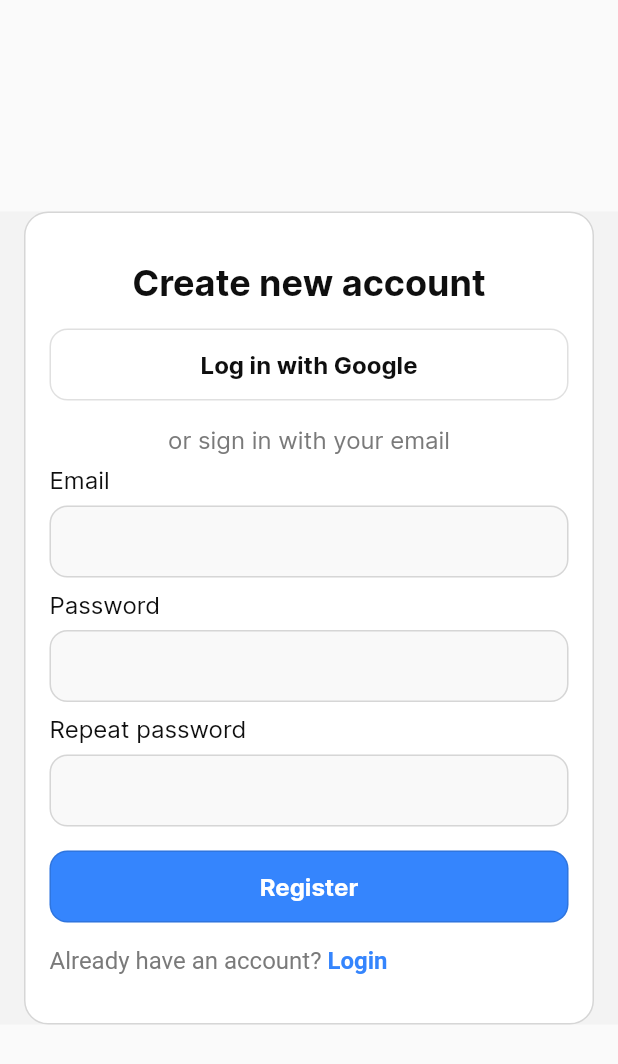
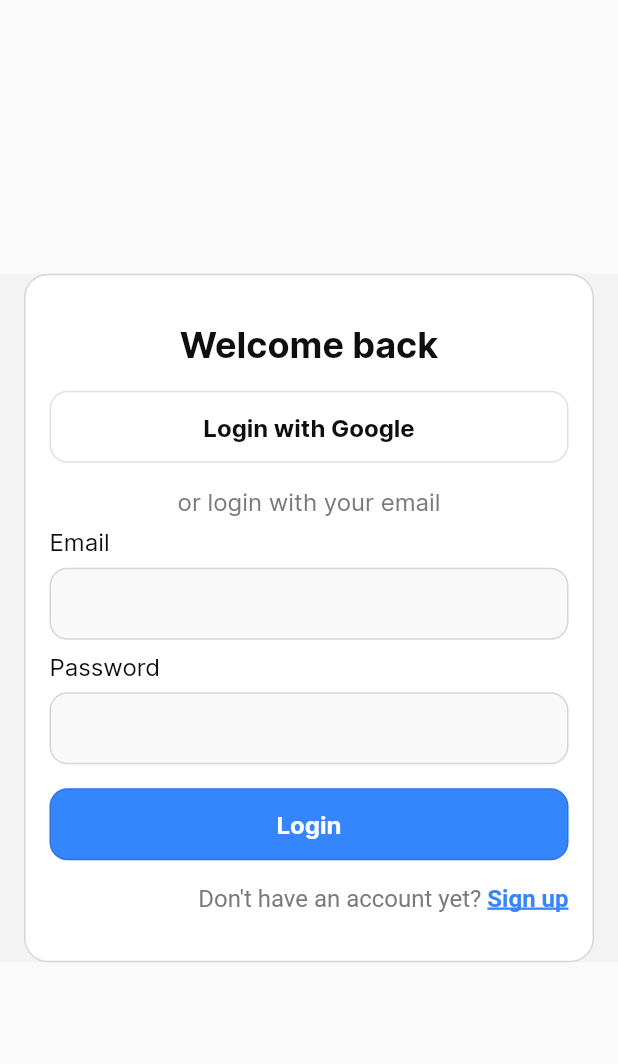
Before and after one commit to zcienka/GiveAway, a Flutter app: the screen it shows after launch, on a phone screen of 412 x 824 dp. Shown: the top 1064 px of the screen. Run offline on Flutter 3.47's test engine with Material 2 defaults, Android fonts, the light colour scheme and no system bars; our stand-ins replace flutter_dotenv, flutter_map, flutter_secure_storage, geolocator, google_sign_in, latlong2 and 1 more.

Commit message:
Add login page

```diff
--- a/frontend/lib/components/custom_textfield.dart
+++ b/frontend/lib/components/custom_textfield.dart
@@ -3,9 +3,13 @@ import 'package:flutter/material.dart';
 class CustomTextField extends StatelessWidget {
   final String fieldName;
   final TextEditingController controller;
+  final bool isPassword;
 
   const CustomTextField(
-      {super.key, required this.fieldName, required this.controller});
+      {super.key,
+      required this.fieldName,
+      required this.controller,
+      required this.isPassword});
 
   @override
   Widget build(BuildContext context) {
@@ -24,6 +28,7 @@ class CustomTextField extends StatelessWidget {
                 ))),
         TextField(
             controller: controller,
+            obscureText: isPassword,
             style: const TextStyle(fontSize: 16),
             decoration: InputDecoration(
               filled: true,
--- a/frontend/lib/main.dart
+++ b/frontend/lib/main.dart
@@ -40,7 +40,6 @@ void main() async {
         bodyColor: const Color(0xff0F0F0F),
       ),
     ),
-        // child: const CustomMap("Poznań", destinationCityName:"Wrocław"),
-        child: Register(),
+        child: const LoginRegister(),
       )));
 }
--- a/frontend/lib/pages/login_register.dart
+++ b/frontend/lib/pages/login_register.dart
@@ -5,22 +5,28 @@ import 'package:give_away/components/custom_textfield.dart';
 import 'package:give_away/components/custom_button.dart';
 import 'package:flutter_secure_storage/flutter_secure_storage.dart';
 import 'package:http/http.dart' as http;
-import 'package:logger/logger.dart';
 import 'main_page.dart';
 import 'package:google_sign_in/google_sign_in.dart';
+import 'package:flutter/gestures.dart';
 
-class Register extends StatelessWidget {
-  Register({super.key});
+class LoginRegister extends StatefulWidget {
+  const LoginRegister({super.key});
 
+  @override
+  State<LoginRegister> createState() => _LoginRegisterState();
+}
+
+class _LoginRegisterState extends State<LoginRegister> {
   final httpAddress = dotenv.env['HTTP_ADDRESS'];
   final TextEditingController email = TextEditingController();
   final TextEditingController password = TextEditingController();
   final TextEditingController repeatPassword = TextEditingController();
+  bool isLogin = true;
 
   Future<void> createUser(
       String username, String password, BuildContext context) async {
     final response = await http.post(
-      Uri.parse('$httpAddress/api/auth/register'),
+      Uri.parse(isLogin ? '$httpAddress/api/auth/login' : '$httpAddress/api/auth/register'),
       headers: <String, String>{
         'Content-Type': 'application/json; charset=UTF-8',
       },
@@ -78,26 +84,28 @@ class Register extends StatelessWidget {
     );
 
     return Scaffold(
-        body: Center(
+        body: SafeArea(
+      child: Center(
         child: SingleChildScrollView(
           child: Container(
               padding: const EdgeInsets.symmetric(horizontal: 16),
               color: Theme.of(context).colorScheme.background,
               child: Container(
-                padding: const EdgeInsets.symmetric(
-                    horizontal: 16, vertical: 32),
+                  padding:
+                      const EdgeInsets.symmetric(horizontal: 16, vertical: 32),
                   decoration: BoxDecoration(
                       color: Colors.white,
                       border: Border.all(
                         width: 1,
                         color: Theme.of(context).colorScheme.outline,
                       ),
-                    borderRadius: const BorderRadius.all(Radius.circular(16))),
+                      borderRadius:
+                          const BorderRadius.all(Radius.circular(16))),
                   child: Column(
                       mainAxisAlignment: MainAxisAlignment.center,
                       children: [
                         Text(
-                        "Create new account",
+                          isLogin ? 'Welcome back' : "Create new account",
                           style: Theme.of(context).textTheme.titleLarge,
                         ),
                         Column(children: [
@@ -139,11 +147,11 @@ class Register extends StatelessWidget {
                                           color: Theme.of(context)
                                               .colorScheme
                                               .outline,
-                                        width: 2.0),
+                                          width: 2),
                                     )),
                                   ),
                                   child: Text(
-                                  "Log in with Google",
+                                    "Login with Google",
                                     style: TextStyle(
                                         fontSize: 16,
                                         fontWeight: FontWeight.bold,
@@ -151,25 +159,72 @@ class Register extends StatelessWidget {
                                             .colorScheme
                                             .onBackground),
                                   ))),
-                        Text("or sign in with your email",
+                          isLogin
+                              ? Text('or login with your email',
                                   style: TextStyle(
                                       fontSize: 16,
-                                color:
-                                    Theme.of(context).colorScheme.secondary)),
-                        CustomTextField(fieldName: "Email", controller: email),
+                                      color: Theme.of(context)
+                                          .colorScheme
+                                          .secondary))
+                              : Text('or sign up with your email',
+                                  style: TextStyle(
+                                      fontSize: 16,
+                                      color: Theme.of(context)
+                                          .colorScheme
+                                          .secondary)),
                           CustomTextField(
-                            fieldName: "Password", controller: password),
+                              fieldName: "Email",
+                              controller: email,
+                              isPassword: false),
+                          CustomTextField(
+                              fieldName: "Password",
+                              controller: password,
+                              isPassword: true),
+                          if (!isLogin)
                             CustomTextField(
                                 fieldName: "Repeat password",
-                            controller: repeatPassword),
+                                controller: repeatPassword,
+                                isPassword: true),
                           InkWell(
-                          child: const IgnorePointer(
-                              child: CustomButton(buttonName: "Register")),
+                            child: IgnorePointer(
+                                child: CustomButton(
+                                    buttonName:
+                                        isLogin ? "Login" : "Register")),
                             onTap: () {
                               createUser(email.text, password.text, context);
                             },
                           ),
+                          isLogin ?
                           Container(
+                            margin: const EdgeInsets.only(top: 16),
+                            child: Align(
+                              alignment: Alignment.centerRight,
+                              child: RichText(
+                                  text: TextSpan(
+                                      text: "Don't have an account yet? ",
+                                      style: TextStyle(
+                                          fontSize: 16,
+                                          color: Theme.of(context)
+                                              .colorScheme
+                                              .secondary),
+                                      children: <InlineSpan>[
+                                        TextSpan(
+                                          text: 'Sign up',
+                                          recognizer: TapGestureRecognizer()
+                                            ..onTap = () => setState(() {isLogin = false;}),
+                                          style: TextStyle(
+                                            fontSize: 16,
+                                            decoration: TextDecoration.underline,
+                                            decorationThickness: 2,
+                                            color: Theme.of(context)
+                                                .colorScheme
+                                                .primary,
+                                            fontWeight: FontWeight.w600,
+                                          ),
+                                        )
+                                      ])),
+                            ),
+                          ) : Container(
                             margin: const EdgeInsets.only(top: 16),
                             child: Align(
                               alignment: Alignment.centerLeft,
@@ -184,10 +239,15 @@ class Register extends StatelessWidget {
                                       children: <InlineSpan>[
                                     TextSpan(
                                       text: 'Login',
+                                      recognizer: TapGestureRecognizer()
+                                        ..onTap = () => setState(() {isLogin = true;}),
                                       style: TextStyle(
                                         fontSize: 16,
-                                      color:
-                                          Theme.of(context).colorScheme.primary,
+                                        decoration: TextDecoration.underline,
+                                        decorationThickness: 2,
+                                        color: Theme.of(context)
+                                            .colorScheme
+                                            .primary,
                                         fontWeight: FontWeight.w600,
                                       ),
                                     )
@@ -195,7 +255,10 @@ class Register extends StatelessWidget {
                             ),
                           )
                         ]),
-                    ]))),
+                      ])
+              )
+          ),
+        ),
       ),
     ));
   }
--- a/frontend/lib/pages/main_page.dart
+++ b/frontend/lib/pages/main_page.dart
@@ -1,5 +1,6 @@
 import 'dart:io';
 import 'package:flutter/material.dart';
+import 'package:give_away/pages/login_register.dart';
 import 'package:http/http.dart' as http;
 import 'dart:convert';
 import '../models/Offer.dart';
@@ -48,6 +49,12 @@ class _MainPageState extends State<MainPage> {
     if (response.statusCode == 200) {
       return Offer.fromJsonArray(jsonDecode(response.body));
     } else {
+      if (response.statusCode == 401) {
+        Navigator.pushReplacement(
+          context,
+          MaterialPageRoute(builder: (context) => LoginRegister()),
+        );
+      }
       throw Exception(jsonDecode(response.body));
     }
   }
--- a/frontend/lib/pages/map/custom_map.dart
+++ b/frontend/lib/pages/map/custom_map.dart
@@ -7,6 +7,8 @@ import 'package:latlong2/latlong.dart';
 import 'package:http/http.dart' as http;
 import 'package:flutter_dotenv/flutter_dotenv.dart';
 import 'package:logger/logger.dart';
+
+import '../login_register.dart';
 
 class CustomMap extends StatefulWidget {
   final String startingPointCityName;
@@ -63,6 +65,12 @@ class _CustomMapState extends State<CustomMap> {
 
           return LatLng(latitude, longitude);
         }
+      }
+      if (response.statusCode == 401) {
+        Navigator.pushReplacement(
+          context,
+          MaterialPageRoute(builder: (context) => LoginRegister()),
+        );
       }
       throw Exception(jsonDecode(response.body));
     }
```
Also changed, not shown: 2 other files. Lines whose indentation alone changed are shown as unchanged.
